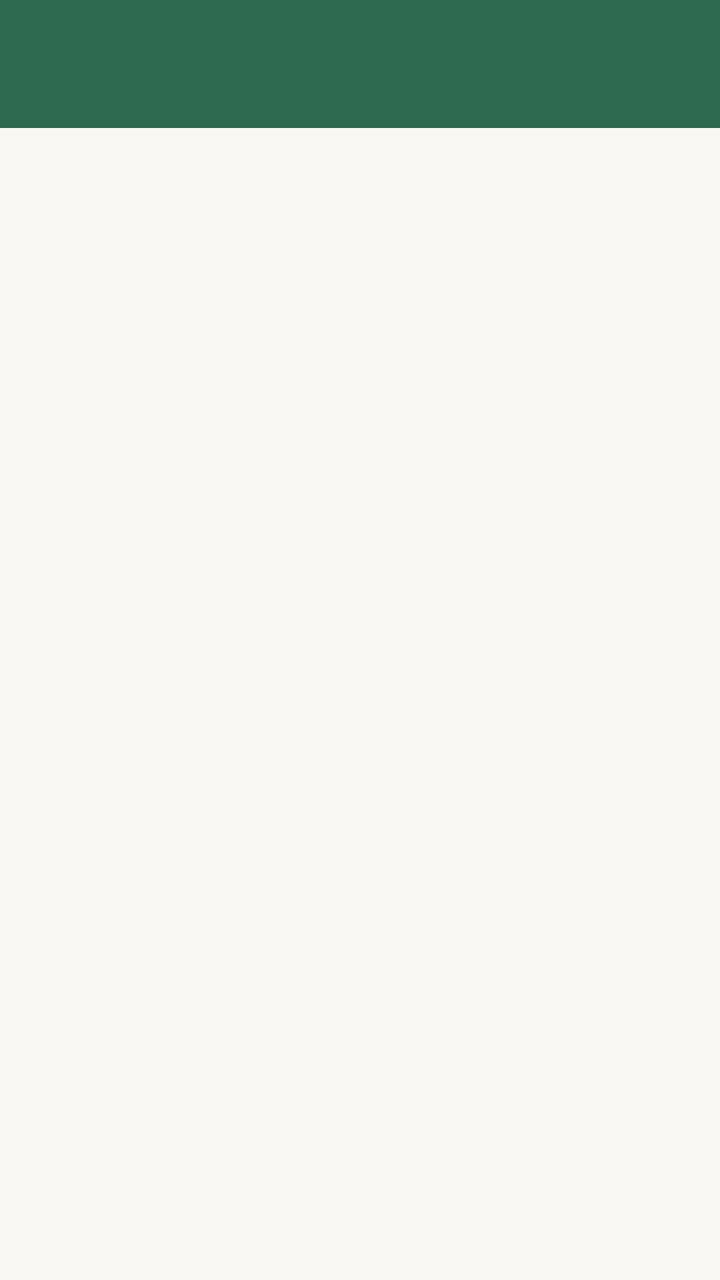
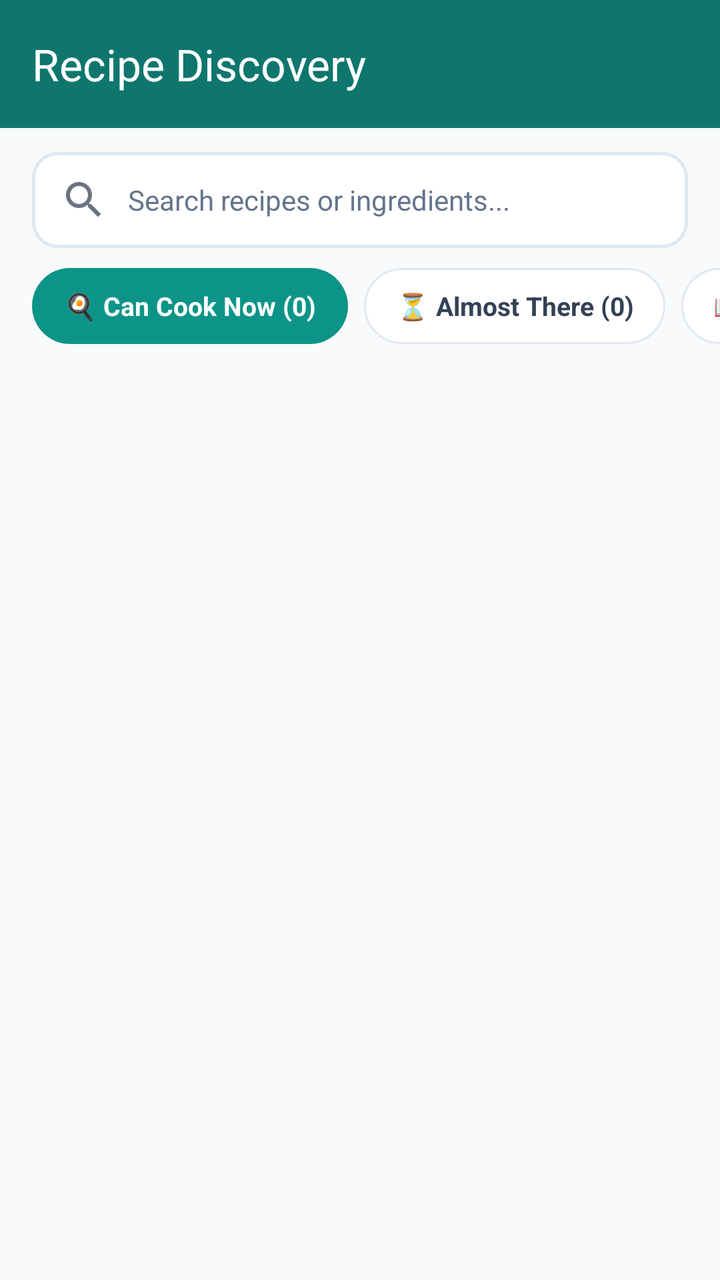

Two renders of the same Android screen: before a commit and after it. Below are the layout's source before the change and the commit's diff.
<!-- AndroidManifest.xml: application theme Theme.SmartPantryManager -->
<!-- res/layout/activity_suggested_recipes.xml -->
<?xml version="1.0" encoding="utf-8"?>
<LinearLayout xmlns:android="http://schemas.android.com/apk/res/android"
    android:layout_width="match_parent"
    android:layout_height="match_parent"
    android:background="@color/cream"
    android:orientation="vertical">

    <androidx.appcompat.widget.Toolbar
        android:id="@+id/toolbar"
        android:layout_width="match_parent"
        android:layout_height="wrap_content"
        android:background="@color/forest_green"
        android:theme="@style/ThemeOverlay.AppCompat.Dark.ActionBar" />

    <TextView
        android:id="@+id/emptyStateText"
        android:layout_width="match_parent"
        android:layout_height="wrap_content"
        android:layout_margin="20dp"
        android:background="@drawable/bg_card"
        android:padding="24dp"
        android:text="No recipes match your current pantry. Add ingredients to unlock more suggestions."
        android:textAlignment="center"
        android:textColor="@color/charcoal"
        android:visibility="gone" />

    <androidx.recyclerview.widget.RecyclerView
        android:id="@+id/recipeRecyclerView"
        android:layout_width="match_parent"
        android:layout_height="match_parent"
        android:padding="18dp" />
</LinearLayout>
<!-- resources referenced by this layout -->
<resources>
  <color name="charcoal">#242B2E</color>
  <color name="cream">#F9F8F3</color>
  <color name="forest_green">#2D6A4F</color>
  <!-- drawable bg_card (drawable) -->
  <?xml version="1.0" encoding="utf-8"?>
  <shape xmlns:android="http://schemas.android.com/apk/res/android" android:shape="rectangle">
      <solid android:color="#F3F0E7" />
      <corners android:radius="16dp" />
  </shape>
  <style name="Base.Theme.SmartPantryManager" parent="Theme.Material3.DayNight.NoActionBar">
          
          
      </style>
  <!-- unchanged entries left out for length: 1 -->
</resources>

<!-- the commit's change to res/layout/activity_suggested_recipes.xml (unified diff, before → after) -->
@@ -1,32 +1,150 @@
 <?xml version="1.0" encoding="utf-8"?>
 <LinearLayout xmlns:android="http://schemas.android.com/apk/res/android"
+    xmlns:app="http://schemas.android.com/apk/res-auto"
     android:layout_width="match_parent"
     android:layout_height="match_parent"
-    android:background="@color/cream"
+    android:background="@color/app_background"
+    android:fitsSystemWindows="true"
     android:orientation="vertical">
 
     <androidx.appcompat.widget.Toolbar
         android:id="@+id/toolbar"
         android:layout_width="match_parent"
+        android:layout_height="?attr/actionBarSize"
+        android:background="@color/teal_primary_dark"
+        android:elevation="4dp"
+        android:theme="@style/ThemeOverlay.AppCompat.Dark.ActionBar"
+        app:title="Recipe Discovery"
+        app:titleTextColor="@color/white" />
+
+    
+    <LinearLayout
+        android:layout_width="match_parent"
         android:layout_height="wrap_content"
-        android:background="@color/forest_green"
-        android:theme="@style/ThemeOverlay.AppCompat.Dark.ActionBar" />
+        android:paddingHorizontal="16dp"
+        android:paddingTop="12dp">
 
-    <TextView
-        android:id="@+id/emptyStateText"
+        <EditText
+            android:id="@+id/recipeSearchInput"
+            android:layout_width="match_parent"
+            android:layout_height="48dp"
+            android:background="@drawable/bg_input_rounded"
+            android:drawableStart="@drawable/ic_search"
+            android:drawablePadding="10dp"
+            android:hint="Search recipes or ingredients..."
+            android:imeOptions="actionDone"
+            android:inputType="text"
+            android:maxLines="1"
+            android:paddingHorizontal="14dp"
+            android:textColor="@color/text_primary"
+            android:textColorHint="@color/text_muted"
+            android:textSize="14sp" />
+    </LinearLayout>
+
+    
+    <HorizontalScrollView
+        android:layout_width="match_parent"
+        android:layout_height="wrap_content"
+        android:clipToPadding="false"
+        android:paddingHorizontal="16dp"
+        android:paddingVertical="10dp"
+        android:scrollbars="none">
+
+        <LinearLayout
+            android:layout_width="wrap_content"
+            android:layout_height="wrap_content"
+            android:orientation="horizontal">
+
+            <TextView
+                android:id="@+id/tabCanCook"
+                android:layout_width="wrap_content"
+                android:layout_height="38dp"
+                android:background="@drawable/bg_tab_selected"
+                android:gravity="center"
+                android:paddingHorizontal="16dp"
+                android:text="🍳 Can Cook Now (0)"
+                android:textColor="@color/white"
+                android:textSize="13sp"
+                android:textStyle="bold" />
+
+            <TextView
+                android:id="@+id/tabAlmostThere"
+                android:layout_width="wrap_content"
+                android:layout_height="38dp"
+                android:layout_marginStart="8dp"
+                android:background="@drawable/bg_tab_unselected"
+                android:gravity="center"
+                android:paddingHorizontal="16dp"
+                android:text="⏳ Almost There (0)"
+                android:textColor="@color/text_secondary"
+                android:textSize="13sp"
+                android:textStyle="bold" />
+
+            <TextView
+                android:id="@+id/tabAllRecipes"
+                android:layout_width="wrap_content"
+                android:layout_height="38dp"
+                android:layout_marginStart="8dp"
+                android:background="@drawable/bg_tab_unselected"
+                android:gravity="center"
+                android:paddingHorizontal="16dp"
+                android:text="📖 All Recipes (19)"
+                android:textColor="@color/text_secondary"
+                android:textSize="13sp"
+                android:textStyle="bold" />
+        </LinearLayout>
+    </HorizontalScrollView>
+
+    
+    <LinearLayout
+        android:id="@+id/emptyStateContainer"
         android:layout_width="match_parent"
         android:layout_height="wrap_content"
         android:layout_margin="20dp"
-        android:background="@drawable/bg_card"
-        android:padding="24dp"
-        android:text="No recipes match your current pantry. Add ingredients to unlock more suggestions."
-        android:textAlignment="center"
-        android:textColor="@color/charcoal"
-        android:visibility="gone" />
+        android:background="@drawable/bg_card_surface"
+        android:gravity="center"
+        android:orientation="vertical"
+        android:padding="28dp"
+        android:visibility="gone">
 
+        <ImageView
+            android:layout_width="72dp"
+            android:layout_height="72dp"
+            android:contentDescription="No recipes found"
+            android:src="@drawable/ic_cooking_pot"
+            app:tint="@color/teal_primary" />
+
+        <TextView
+            android:id="@+id/emptyStateText"
+            android:layout_width="match_parent"
+            android:layout_height="wrap_content"
+            android:layout_marginTop="16dp"
+            android:lineSpacingExtra="4dp"
+            android:text="No recipes match your exact pantry ingredients yet.\nAdd more items or browse all recipes!"
+            android:textAlignment="center"
+            android:textColor="@color/text_primary"
+            android:textSize="15sp" />
+
+        <Button
+            android:id="@+id/btnEmptyStateAction"
+            android:layout_width="wrap_content"
+            android:layout_height="44dp"
+            android:layout_marginTop="16dp"
+            android:background="@drawable/bg_button_secondary"
+            android:paddingHorizontal="20dp"
+            android:text="Browse All 19 Recipes"
+            android:textAllCaps="false"
+            android:textColor="@color/teal_primary_dark"
+            android:textSize="14sp"
+            android:textStyle="bold"
+            app:backgroundTint="@null" />
+    </LinearLayout>
+
+    
     <androidx.recyclerview.widget.RecyclerView
         android:id="@+id/recipeRecyclerView"
         android:layout_width="match_parent"
         android:layout_height="match_parent"
-        android:padding="18dp" />
+        android:clipToPadding="false"
+        android:padding="16dp" />
 </LinearLayout>
<!-- resource entries referenced after the edit -->
@@ -1,18 +1,113 @@
 <!-- resources referenced by this layout -->
 <resources>
-  <color name="charcoal">#242B2E</color>
-  <color name="cream">#F9F8F3</color>
-  <color name="forest_green">#2D6A4F</color>
-  <!-- drawable bg_card (drawable) -->
+  <color name="app_background">#F8FAFC</color>
+  <color name="teal_primary">#0D9488</color>
+  <color name="teal_primary_dark">#0F766E</color>
+  <color name="text_muted">#64748B</color>
+  <color name="text_primary">#0F172A</color>
+  <color name="text_secondary">#334155</color>
+  <color name="white">#FFFFFFFF</color>
+  <!-- drawable bg_button_secondary (drawable) -->
   <?xml version="1.0" encoding="utf-8"?>
-  <shape xmlns:android="http://schemas.android.com/apk/res/android" android:shape="rectangle">
-      <solid android:color="#F3F0E7" />
+  <ripple xmlns:android="http://schemas.android.com/apk/res/android"
+      android:color="#200D9488">
+      <item>
+          <shape android:shape="rectangle">
+              <solid android:color="@color/teal_container" />
+              <stroke android:width="1dp" android:color="@color/teal_primary" />
+              <corners android:radius="14dp" />
+          </shape>
+      </item>
+  </ripple>
+  <!-- drawable bg_card_surface (drawable) -->
+  <?xml version="1.0" encoding="utf-8"?>
+  <shape xmlns:android="http://schemas.android.com/apk/res/android"
+      android:shape="rectangle">
+      <solid android:color="#FFFFFF" />
       <corners android:radius="16dp" />
+      <stroke
+          android:width="1dp"
+          android:color="#E5E7EB" />
   </shape>
+  <!-- drawable bg_input_rounded (drawable) -->
+  <?xml version="1.0" encoding="utf-8"?>
+  <shape xmlns:android="http://schemas.android.com/apk/res/android"
+      android:shape="rectangle">
+      <solid android:color="@color/white" />
+      <stroke
+          android:width="1.5dp"
+          android:color="@color/border_subtle" />
+      <corners android:radius="12dp" />
+  </shape>
+  <!-- drawable bg_tab_selected (drawable) -->
+  <?xml version="1.0" encoding="utf-8"?>
+  <shape xmlns:android="http://schemas.android.com/apk/res/android"
+      android:shape="rectangle">
+      <solid android:color="@color/teal_primary" />
+      <corners android:radius="20dp" />
+  </shape>
+  <!-- drawable bg_tab_unselected (drawable) -->
+  <?xml version="1.0" encoding="utf-8"?>
+  <shape xmlns:android="http://schemas.android.com/apk/res/android"
+      android:shape="rectangle">
+      <solid android:color="@color/white" />
+      <stroke
+          android:width="1dp"
+          android:color="@color/border_subtle" />
+      <corners android:radius="20dp" />
+  </shape>
+  <!-- drawable ic_cooking_pot (drawable) -->
+  <vector xmlns:android="http://schemas.android.com/apk/res/android"
+      android:width="64dp"
+      android:height="64dp"
+      android:viewportWidth="24"
+      android:viewportHeight="24">
+      
+      <path
+          android:fillColor="@color/teal_primary"
+          android:pathData="M2,10h20v2c0,4.42 -3.58,8 -8,8h-4c-4.42,0 -8,-3.58 -8,-8v-2zM19,8V6c0,-1.1 -0.9,-2 -2,-2h-2V2h-2v2h-2V2H9v2H7c-1.1,0 -2,0.9 -2,2v2h14zM4,10v2c0,3.31 2.69,6 6,6h4c3.31,0 6,-2.69 6,-6v-2H4z"/>
+  </vector>
+  <!-- drawable ic_search (drawable) -->
+  <vector xmlns:android="http://schemas.android.com/apk/res/android"
+      android:width="24dp"
+      android:height="24dp"
+      android:viewportWidth="24"
+      android:viewportHeight="24">
+    <path
+        android:fillColor="#FF6B7280"
+        android:pathData="M15.5,14h-0.79l-0.28,-0.27C15.41,12.59 16,11.11 16,9.5 16,5.91 13.09,3 9.5,3S3,5.91 3,9.5 5.91,16 9.5,16c1.61,0 3.09,-0.59 4.23,-1.57l0.27,0.28v0.79l5,4.99L20.49,19l-4.99,-5zM9.5,14C7.01,14 5,11.99 5,9.5S7.01,5 9.5,5 14,7.01 14,9.5 11.99,14 9.5,14z"/>
+  </vector>
+  <color name="teal_container">#CCFBF1</color>
+  <color name="border_subtle">#E2E8F0</color>
   <style name="Base.Theme.SmartPantryManager" parent="Theme.Material3.DayNight.NoActionBar">
           
+          <item name="colorPrimary">@color/teal_primary</item>
+          <item name="colorOnPrimary">@color/white</item>
+          <item name="colorPrimaryContainer">@color/teal_container</item>
+          <item name="colorOnPrimaryContainer">@color/teal_on_container</item>
+  
+          <item name="colorSecondary">@color/accent_amber</item>
+          <item name="colorOnSecondary">@color/white</item>
+          <item name="colorSecondaryContainer">@color/accent_amber_bg</item>
+          <item name="colorOnSecondaryContainer">@color/accent_amber</item>
+  
+          <item name="colorSurface">@color/card_surface</item>
+          <item name="colorOnSurface">@color/text_primary</item>
+          <item name="colorSurfaceVariant">@color/teal_light_bg</item>
+          <item name="colorOnSurfaceVariant">@color/text_secondary</item>
+  
           
+          <item name="android:statusBarColor">@color/teal_primary_dark</item>
+          <item name="android:windowLightStatusBar">false</item>
+          <item name="android:windowBackground">@color/app_background</item>
+          <item name="android:navigationBarColor">@color/white</item>
+          <item name="android:windowLightNavigationBar" tools:targetApi="o_mr1">true</item>
       </style>
+  <color name="teal_on_container">#134E4A</color>
+  <color name="accent_amber">#D97706</color>
+  <color name="accent_amber_bg">#FEF3C7</color>
+  <color name="card_surface">#FFFFFF</color>
+  <color name="teal_light_bg">#F0FDFA</color>
   <!-- unchanged entries left out for length: 1 -->
 </resources>
 
